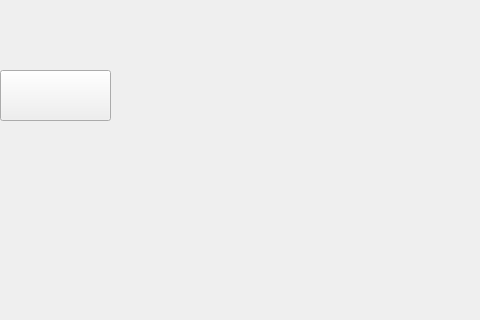
Above: IUGram/settingswindow.ui from alexshapran-as/course_project_RSA_CHAT before the change; both pictures show x 0 to 480 and y 0 to 320 of the 720 by 1280 pixel window. Below: the same form after it.
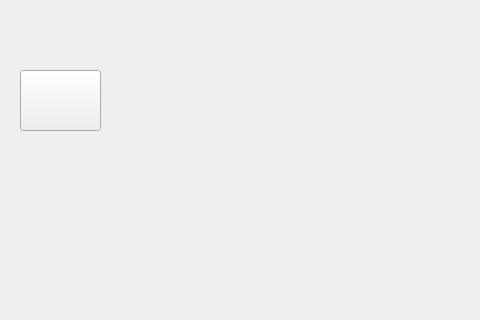
That is the form after the change. Icons and pictures are not drawn.

Patch:
```diff
--- a/IUGram/settingswindow.ui
+++ b/IUGram/settingswindow.ui
@@ -20,10 +20,10 @@
    <widget class="QWidget" name="verticalLayoutWidget">
     <property name="geometry">
      <rect>
-      <x>0</x>
+      <x>20</x>
       <y>70</y>
-      <width>111</width>
-      <height>51</height>
+      <width>81</width>
+      <height>61</height>
      </rect>
     </property>
     <layout class="QVBoxLayout" name="verticalLayout">
```
Left out of the diff: 5 changed lines with no effect on the pictures.
